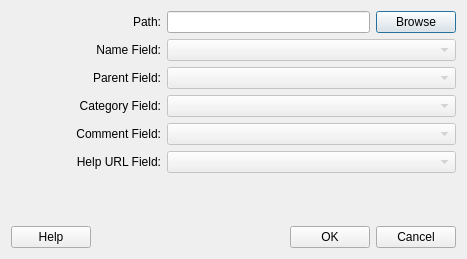
Qt form qt_ui/DialogCSVVocabularyImporter.ui (FilmColors/VIAN) before a commit.
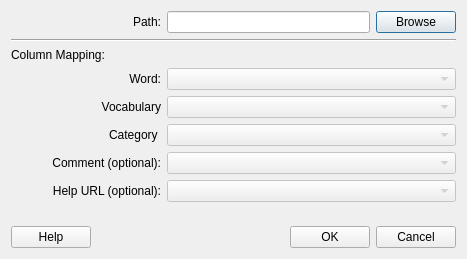
The same form after that commit.

Commit message: CSV Importer Clearer field names

Patch:
```diff
--- a/qt_ui/DialogCSVVocabularyImporter.ui
+++ b/qt_ui/DialogCSVVocabularyImporter.ui
@@ -44,6 +44,20 @@
      </item>
     </layout>
    </item>
+   <item>
+    <widget class="Line" name="line">
+     <property name="orientation">
+      <enum>Qt::Horizontal</enum>
+     </property>
+    </widget>
+   </item>
+   <item>
+    <widget class="QLabel" name="label_7">
+     <property name="text">
+      <string>Column Mapping:</string>
+     </property>
+    </widget>
+   </item>
    <item>
     <layout class="QHBoxLayout" name="horizontalLayout_4">
      <item>
@@ -55,7 +69,7 @@
         </size>
        </property>
        <property name="text">
-        <string>Name Field:</string>
+        <string>Word:</string>
        </property>
        <property name="alignment">
         <set>Qt::AlignRight|Qt::AlignTrailing|Qt::AlignVCenter</set>
@@ -88,7 +102,7 @@
         </size>
        </property>
        <property name="text">
-        <string>Parent Field:</string>
+        <string>Vocabulary</string>
        </property>
        <property name="alignment">
         <set>Qt::AlignRight|Qt::AlignTrailing|Qt::AlignVCenter</set>
@@ -121,7 +135,7 @@
         </size>
        </property>
        <property name="text">
-        <string>Category Field:</string>
+        <string>Category </string>
        </property>
        <property name="alignment">
         <set>Qt::AlignRight|Qt::AlignTrailing|Qt::AlignVCenter</set>
@@ -154,7 +168,7 @@
         </size>
        </property>
        <property name="text">
-        <string>Comment Field:</string>
+        <string>Comment (optional):</string>
        </property>
        <property name="alignment">
         <set>Qt::AlignRight|Qt::AlignTrailing|Qt::AlignVCenter</set>
@@ -187,7 +201,7 @@
         </size>
        </property>
        <property name="text">
-        <string>Help URL Field:</string>
+        <string>Help URL (optional):</string>
        </property>
        <property name="alignment">
         <set>Qt::AlignRight|Qt::AlignTrailing|Qt::AlignVCenter</set>
```
The commit also changes 2 other files.
